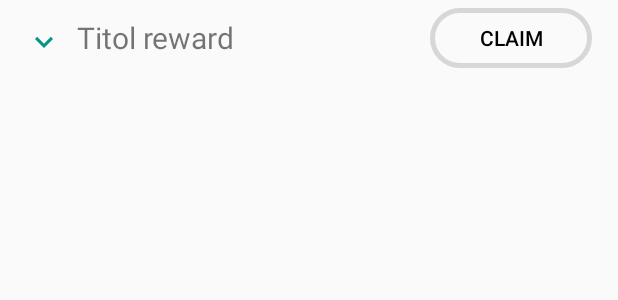
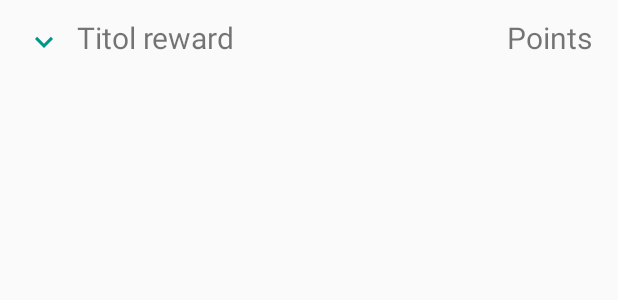
Before and after one commit to marti1999/ProjecteFinalDAM-AndroidAdminApp, an Android app: the layout rewards_list_item.xml on its own in the app's theme, with its tools: preview values and no code run, on a phone screen of 412 x 824 dp. Shown: the top 300 px of the screen. Run offline under Robolectric (Android 15) with nearby library versions, the phone set to English and light mode, and no system bars.

Commit message:
rewards adapter

```diff
--- a/app/src/main/java/com/example/marti/projecte_uf1/AppActivity.java
+++ b/app/src/main/java/com/example/marti/projecte_uf1/AppActivity.java
@@ -19,6 +19,7 @@ import android.view.WindowManager;
 import android.widget.TextView;
 import android.widget.Toast;
 
+import com.example.marti.projecte_uf1.DonorFragments.RewardsFragment;
 import com.example.marti.projecte_uf1.utils.PrefsFileKeys;
 import com.example.marti.projecte_uf1.utils.asyncTask;
 
@@ -86,6 +87,11 @@ public class AppActivity extends AppCompatActivity {
                                 break;
                             case R.id.donor_QR:
                                 fragment = new FragmentQR();
+                                fragmentTransaction = true;
+                                break;
+                            case R.id.donor_rewards:
+                                Toast.makeText(AppActivity.this, "entra a rewards", Toast.LENGTH_SHORT).show();
+                                fragment = new RewardsFragment();
                                 fragmentTransaction = true;
                                 break;
 }
--- a/app/src/main/java/com/example/marti/projecte_uf1/model/RewardInfoLang.java
+++ b/app/src/main/java/com/example/marti/projecte_uf1/model/RewardInfoLang.java
@@ -31,4 +31,6 @@ public class RewardInfoLang {
     @Expose
     public Long rewardsId;
 
+
+
 }
--- a/app/src/main/java/com/example/marti/projecte_uf1/remote/ApiUtils.java
+++ b/app/src/main/java/com/example/marti/projecte_uf1/remote/ApiUtils.java
@@ -7,7 +7,7 @@ public class ApiUtils {
 
     private ApiUtils() {}
 
-    public static final String BASE_URL = "https://172.16.12.2:45458/api/";
+    public static final String BASE_URL = "https://172.16.12.2:45456/api/";
 
     public static ApiMecAroundInterfaces getAPIService() {
 
--- a/app/src/main/res/layout/fragment_rewards.xml
+++ b/app/src/main/res/layout/fragment_rewards.xml
@@ -4,6 +4,7 @@
     android:layout_width="match_parent"
     android:layout_height="match_parent"
     tools:context=".DonorFragments.RewardsFragment">
+
 
     <android.support.v7.widget.RecyclerView
         android:id="@+id/reward_recyclerview"
--- a/app/src/main/res/layout/rewards_list_item.xml
+++ b/app/src/main/res/layout/rewards_list_item.xml
@@ -44,15 +44,17 @@
             android:text="Titol reward"
 
             android:textSize="20dp" />
+        <TextView
+            android:id="@+id/RewardPoints"
+            android:layout_width="wrap_content"
+            android:layout_height="wrap_content"
+            android:layout_marginStart="10dp"
 
-        <Button
-            android:id="@+id/claimRewardButton"
-            style="@style/buttonBig"
-            android:layout_width="108dp"
-            android:layout_height="match_parent"
+            android:text="Points"
+
+            android:textSize="20dp" />
 
 
-            android:text="Claim" />
 
 
     </LinearLayout>
@@ -61,7 +63,11 @@
     <LinearLayout
         android:id="@+id/RewardLayoutContent"
         android:layout_width="match_parent"
+        android:paddingStart="30dp"
+        android:paddingEnd="20dp"
+        android:visibility="gone"
         android:layout_height="wrap_content"
+        android:gravity="center"
         android:orientation="vertical">
 
         <TextView
@@ -72,6 +78,15 @@
 
             android:text="" />
 
+        <Button
+            android:id="@+id/claimRewardButton"
+            style="@style/buttonBig"
+            android:layout_width="match_parent"
+            android:layout_height="match_parent"
+
+
+            android:text="Claim" />
+
     </LinearLayout>
 
 
```
Also changed, not shown: app/src/main/java/com/example/marti/projecte_uf1/DonorFragments/RewardsFragment.java (+41 -3 lines), app/src/main/java/com/example/marti/projecte_uf1/DonorFragments/rewardsAdapter.java (+31 -52 lines), app/src/main/java/com/example/marti/projecte_uf1/interfaces/ApiMecAroundInterfaces.java (+0 -8 lines), 5 other files.
